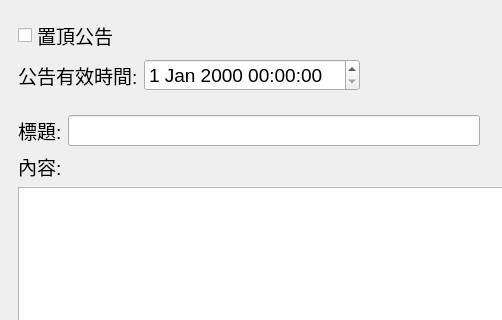
The window that src/AdbClient/DialogBulletinEdit.ui (roger0816/Adb) describes before a commit, drawn with Qt 5; both pictures show x 0 to 502 and y 0 to 320 of the 637 by 528 pixel window.
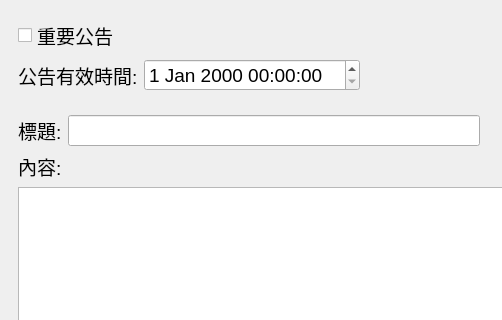
The same window after the commit.

Patch:
```diff
--- a/src/AdbClient/DialogBulletinEdit.ui
+++ b/src/AdbClient/DialogBulletinEdit.ui
@@ -125,7 +125,7 @@
          <item row="0" column="0" colspan="2">
           <widget class="QCheckBox" name="cbTop">
            <property name="text">
-            <string>置頂公告</string>
+            <string>重要公告</string>
            </property>
           </widget>
          </item>
```
Left out of the diff: 2 changed lines with no effect on the pictures.
